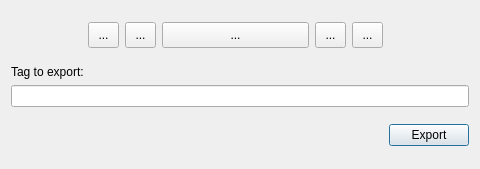
Before: the Qt Designer form designer/tag_export_dialog.ui in AnKing-VIP/export-tag, drawn with Qt 5.
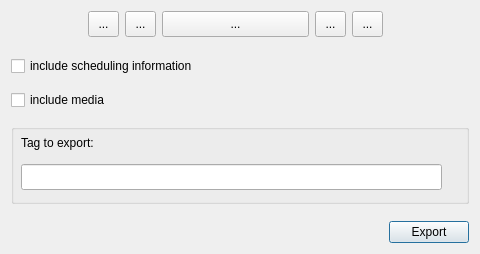
After: the same form once the commit is applied. Icons and pictures are not drawn.

Commit message: Add export functionality, add options to gui

Patch:
```diff
--- a/designer/tag_export_dialog.ui
+++ b/designer/tag_export_dialog.ui
@@ -7,43 +7,13 @@
     <x>0</x>
     <y>0</y>
     <width>480</width>
-    <height>169</height>
+    <height>254</height>
    </rect>
   </property>
   <property name="windowTitle">
    <string>Export tag</string>
   </property>
   <layout class="QGridLayout" name="gridLayout_6">
-   <item row="8" column="7">
-    <widget class="QPushButton" name="button_export">
-     <property name="text">
-      <string>Export</string>
-     </property>
-    </widget>
-   </item>
-   <item row="0" column="1">
-    <widget class="QToolButton" name="toolButton_website">
-     <property name="maximumSize">
-      <size>
-       <width>31</width>
-       <height>31</height>
-      </size>
-     </property>
-     <property name="text">
-      <string>...</string>
-     </property>
-     <property name="icon">
-      <iconset resource="../resources/icons.qrc">
-       <normaloff>:/CustomBackground/AnKingSmall.png</normaloff>:/CustomBackground/AnKingSmall.png</iconset>
-     </property>
-     <property name="iconSize">
-      <size>
-       <width>31</width>
-       <height>31</height>
-      </size>
-     </property>
-    </widget>
-   </item>
    <item row="0" column="5">
     <widget class="QToolButton" name="toolButton_instagram">
      <property name="maximumSize">
@@ -113,6 +83,36 @@
      </property>
     </widget>
    </item>
+   <item row="9" column="7">
+    <widget class="QPushButton" name="button_export">
+     <property name="text">
+      <string>Export</string>
+     </property>
+    </widget>
+   </item>
+   <item row="0" column="1">
+    <widget class="QToolButton" name="toolButton_website">
+     <property name="maximumSize">
+      <size>
+       <width>31</width>
+       <height>31</height>
+      </size>
+     </property>
+     <property name="text">
+      <string>...</string>
+     </property>
+     <property name="icon">
+      <iconset resource="../resources/icons.qrc">
+       <normaloff>:/CustomBackground/AnKingSmall.png</normaloff>:/CustomBackground/AnKingSmall.png</iconset>
+     </property>
+     <property name="iconSize">
+      <size>
+       <width>31</width>
+       <height>31</height>
+      </size>
+     </property>
+    </widget>
+   </item>
    <item row="0" column="2">
     <widget class="QToolButton" name="toolButton_youtube">
      <property name="maximumSize">
@@ -136,26 +136,84 @@
      </property>
     </widget>
    </item>
-   <item row="3" column="0" colspan="8">
+   <item row="1" column="3">
+    <spacer name="verticalSpacer">
+     <property name="orientation">
+      <enum>Qt::Vertical</enum>
+     </property>
+     <property name="sizeType">
+      <enum>QSizePolicy::Fixed</enum>
+     </property>
+     <property name="sizeHint" stdset="0">
+      <size>
+       <width>20</width>
+       <height>5</height>
+      </size>
+     </property>
+    </spacer>
+   </item>
+   <item row="4" column="0" rowspan="2" colspan="8">
     <layout class="QVBoxLayout" name="verticalLayout">
      <item>
-      <widget class="QLabel" name="label">
+      <widget class="QCheckBox" name="checkBox_include_schedul_info">
+       <property name="text">
+        <string>include scheduling information</string>
+       </property>
+      </widget>
+     </item>
+     <item>
+      <widget class="QCheckBox" name="checkBox_include_media">
+       <property name="text">
+        <string>include media</string>
+       </property>
+      </widget>
+     </item>
+     <item>
+      <widget class="QGroupBox" name="groupBox">
        <property name="sizePolicy">
-        <sizepolicy hsizetype="Minimum" vsizetype="Fixed">
+        <sizepolicy hsizetype="Preferred" vsizetype="Fixed">
          <horstretch>0</horstretch>
          <verstretch>0</verstretch>
         </sizepolicy>
        </property>
-       <property name="text">
-        <string>Tag to export:</string>
+       <property name="minimumSize">
+        <size>
+         <width>0</width>
+         <height>80</height>
+        </size>
        </property>
-      </widget>
-     </item>
-     <item>
-      <widget class="QLineEdit" name="lineedit_tag">
-       <property name="clearButtonEnabled">
-        <bool>true</bool>
+       <property name="title">
+        <string/>
        </property>
+       <widget class="QLabel" name="label">
+        <property name="geometry">
+         <rect>
+          <x>10</x>
+          <y>10</y>
+          <width>460</width>
+          <height>18</height>
+         </rect>
+        </property>
+        <property name="sizePolicy">
+         <sizepolicy hsizetype="Minimum" vsizetype="Fixed">
+          <horstretch>0</horstretch>
+          <verstretch>0</verstretch>
+         </sizepolicy>
+        </property>
+        <property name="text">
+         <string>Tag to export:</string>
+        </property>
+       </widget>
+       <widget class="QLineEdit" name="lineedit_tag">
+        <property name="geometry">
+         <rect>
+          <x>10</x>
+          <y>40</y>
+          <width>421</width>
+          <height>26</height>
+         </rect>
+        </property>
+       </widget>
       </widget>
      </item>
     </layout>
```
Left out of the diff: 1 changed line with no effect on the pictures. The commit also changes 4 other files.
